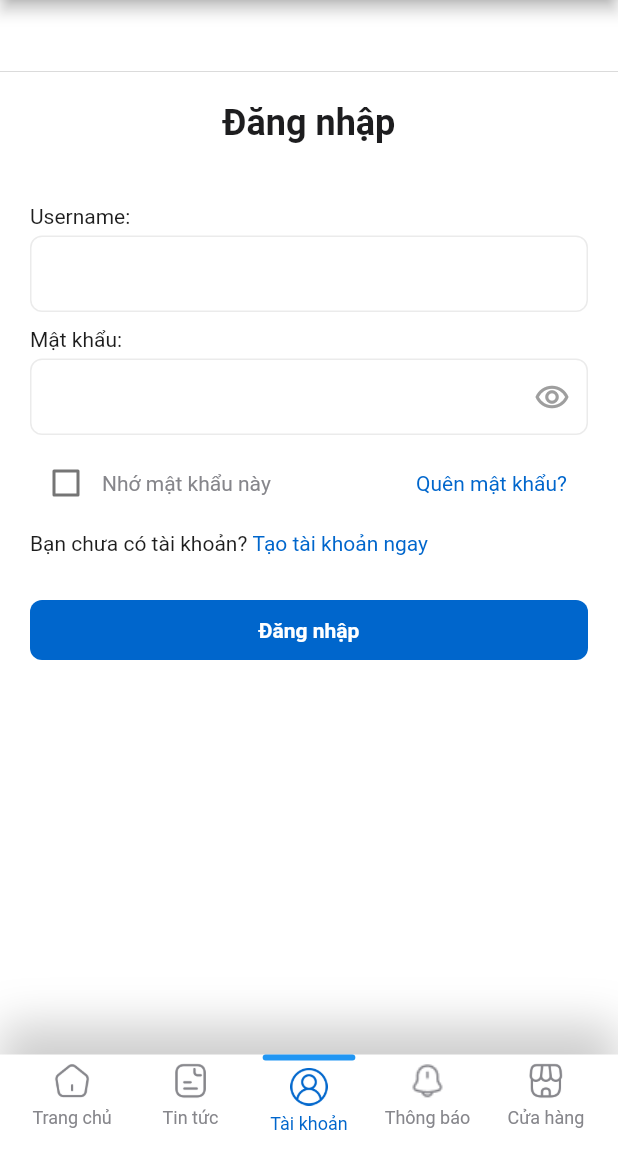
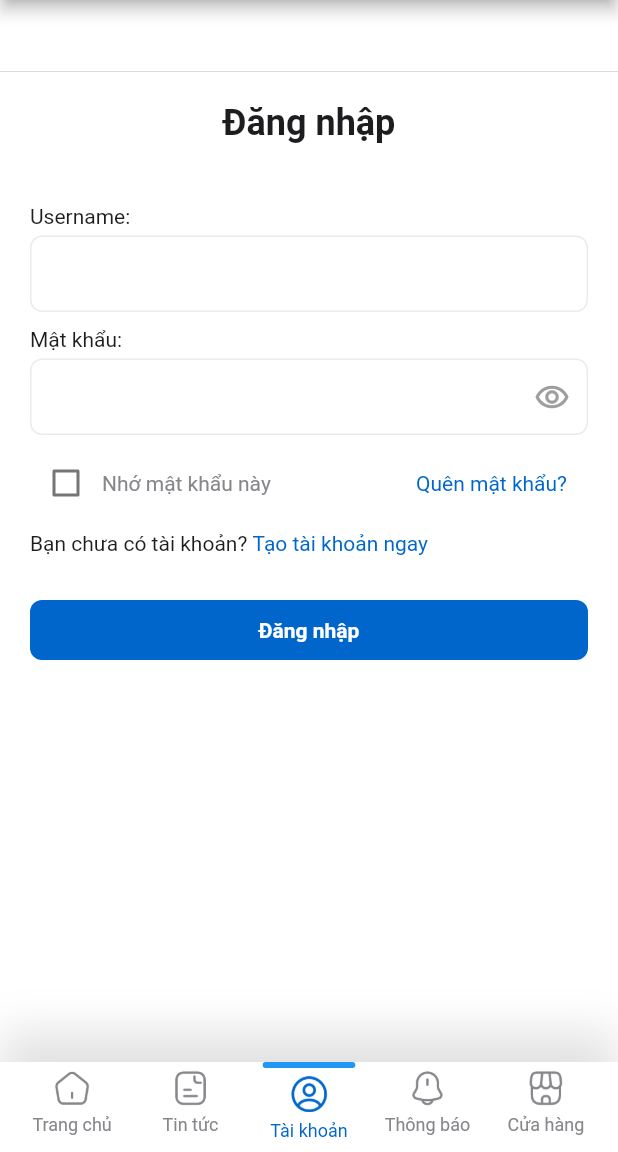
Before and after one commit to thien9884/webviewte, a Flutter app: the NavigationScreen screen opened directly, after a tap on "Trang chủ", after a tap on "Tin tức", after a tap on "Tài khoản", on a phone screen of 412 x 824 dp, the part 84-1236 px from its top. Run offline on Flutter 3.47's test engine with Material 2 defaults, Android fonts, the phone set to English and light mode, and no system bars; our stand-ins replace dio, equatable, flutter_bloc, flutter_easyloading, flutter_rating_bar, flutter_svg and 6 more; missing offline and left inert: webview_flutter_android, webview_flutter_wkwebview; accounts and stored records are empty; network calls fail; Roboto replaces fonts that are missing (ArialCustom); project files that could hold a hidden picture were left out.

Commit message:
fix get list address, update icons

```diff
--- a/lib/blocs/login/login_bloc.dart
+++ b/lib/blocs/login/login_bloc.dart
@@ -22,6 +22,7 @@ class LoginBloc extends BaseBloc<LoginEvent, LoginState> {
       final user = await ApiCall().login(loginModel);
       sPref.setToken(user?.accessToken ?? '');
       sPref.setRememberMe(loginModel.rememberMe);
+      sPref.setCustomerId(user?.customerId ?? 0);
       print(user?.accessToken);
       emit(
         LoginLoaded(userModel: user ?? UserModel(), isLogin: user != null),
--- a/lib/common/common_appbar.dart
+++ b/lib/common/common_appbar.dart
@@ -12,6 +12,7 @@ class CommonAppbar extends StatelessWidget {
       pinned: true,
       backgroundColor: Colors.white,
       leadingWidth: 90,
+      elevation: 0,
       leading: GestureDetector(
         onTap: () => Navigator.pop(context),
         child: Padding(
--- a/lib/constant/list_constant.dart
+++ b/lib/constant/list_constant.dart
@@ -83,8 +83,8 @@ class ListCustom {
     Resource(
         id: 3,
         name: 'Thông báo',
-        img: 'assets/icons/ic_notice_sel.png',
-        imgUnselect: 'assets/icons/ic_notice_uns.png'),
+        img: 'assets/icons/ic_noti_sel.png',
+        imgUnselect: 'assets/icons/ic_noti_uns.png'),
     Resource(
         id: 4,
         name: 'Cửa hàng',
--- a/lib/screen/loading_screen/loading_screen.dart
+++ b/lib/screen/loading_screen/loading_screen.dart
@@ -193,6 +193,7 @@ class _LoadingScreenState extends State<LoadingScreen> {
   _getToken() async {
     SharedPreferencesService sPref = await SharedPreferencesService.instance;
     sPref.setIsLogin(false);
+    sPref.remove(SharedPrefKeys.customerId);
 
     if (context.mounted) {
       BlocProvider.of<LoginBloc>(context).add(RequestPostLogin(
--- a/lib/screen/navigation_screen/navigation_screen.dart
+++ b/lib/screen/navigation_screen/navigation_screen.dart
@@ -1,4 +1,5 @@
 import 'dart:async';
+import 'dart:io';
 import 'package:flutter/material.dart';
 import 'package:flutter_bloc/flutter_bloc.dart';
 import 'package:flutter_easyloading/flutter_easyloading.dart';
@@ -209,7 +210,7 @@ class _NavigationScreenState extends State<NavigationScreen>
             children: [
               DrawerHeader(
                 decoration: const BoxDecoration(
-                  color: Colors.black,
+                  color: Color(0xff515154),
                 ),
                 child: Center(
                   child: Image.asset('assets/icons/ic_sd_white.png'),
@@ -239,7 +240,7 @@ class _NavigationScreenState extends State<NavigationScreen>
                                     border: Border(
                                         bottom: BorderSide(
                                             width: 1,
-                                            color: Color(0xff424245)))),
+                                            color: Color(0xffEBEBEB)))),
                                 child: Row(
                                   mainAxisAlignment:
                                       MainAxisAlignment.spaceBetween,
@@ -342,7 +343,11 @@ class _NavigationScreenState extends State<NavigationScreen>
                     ),
                     AnimatedContainer(
                       duration: const Duration(milliseconds: 500),
-                      height: _isVisible ? 65 : 0,
+                      height: _isVisible
+                          ? Platform.isIOS
+                              ? 76
+                              : 60
+                          : 0,
                       child: _isVisible
                           ? SingleChildScrollView(child: _buildBottomBar())
                           : Container(),
@@ -758,12 +763,12 @@ class _NavigationScreenState extends State<NavigationScreen>
   // bottom bar
   Widget _buildBottomBar() {
     return Container(
-      height: 65,
+      height: Platform.isIOS ? 76 : 60,
       decoration: BoxDecoration(
         color: Colors.white,
         boxShadow: [
           BoxShadow(
-            color: Colors.grey.withOpacity(0.5),
+            color: Colors.grey.withOpacity(0.3),
             blurRadius: 25,
             offset: const Offset(0, -20),
           ),
--- a/lib/screen/notification/notification_screen.dart
+++ b/lib/screen/notification/notification_screen.dart
@@ -143,7 +143,7 @@ class _NotifScreenState extends State<NotifScreen> {
                 border: Border(
                     bottom: BorderSide(
                   width: 1,
-                  color: Color(0xff86868B),
+                  color: Color(0xffEBEBEB),
                 )),
               ),
               child: Column(
```
Also changed, not shown: assets/icons/ic_noti_sel.png (added), assets/icons/ic_noti_uns.png (added), assets/icons/ic_user_sel.png, assets/icons/ic_user_uns.png.
